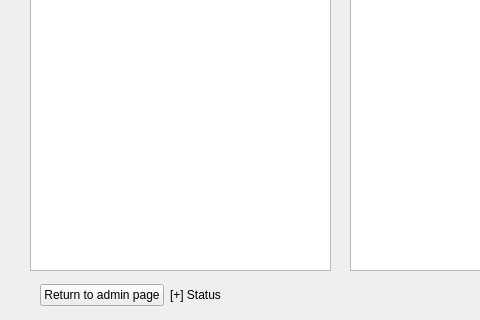
The window that Project2/admin_sales_report.ui (tdragon00/CS1C_Project_2) describes before a commit, drawn with Qt 5; both pictures show x 0 to 480 and y 330 to 650 of the 1250 by 650 pixel window.
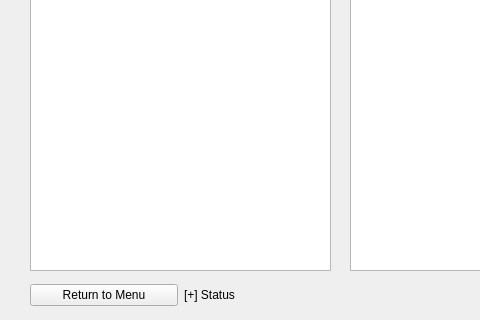
The same window after the commit.

```diff
--- a/Project2/admin_sales_report.ui
+++ b/Project2/admin_sales_report.ui
@@ -62,7 +62,7 @@
     <bool>true</bool>
    </property>
   </widget>
-  <widget class="QWidget" name="">
+  <widget class="QWidget" name="layoutWidget">
    <property name="geometry">
     <rect>
      <x>860</x>
@@ -88,7 +88,7 @@
     </item>
    </layout>
   </widget>
-  <widget class="QWidget" name="">
+  <widget class="QWidget" name="layoutWidget">
    <property name="geometry">
     <rect>
      <x>520</x>
@@ -161,7 +161,7 @@
     </item>
    </layout>
   </widget>
-  <widget class="QWidget" name="">
+  <widget class="QWidget" name="layoutWidget">
    <property name="geometry">
     <rect>
      <x>20</x>
@@ -315,25 +315,37 @@
     </item>
    </layout>
   </widget>
-  <widget class="QWidget" name="">
+  <widget class="QWidget" name="layoutWidget">
    <property name="geometry">
     <rect>
-     <x>40</x>
+     <x>30</x>
      <y>610</y>
-     <width>241</width>
+     <width>301</width>
      <height>30</height>
     </rect>
    </property>
    <layout class="QHBoxLayout" name="horizontalLayout_3">
     <item>
      <widget class="QPushButton" name="returnButton">
+      <property name="sizePolicy">
+       <sizepolicy hsizetype="MinimumExpanding" vsizetype="Fixed">
+        <horstretch>0</horstretch>
+        <verstretch>0</verstretch>
+       </sizepolicy>
+      </property>
       <property name="text">
-       <string>Return to admin page</string>
+       <string>Return to Menu</string>
       </property>
      </widget>
     </item>
     <item>
      <widget class="QLabel" name="statusLine">
+      <property name="sizePolicy">
+       <sizepolicy hsizetype="MinimumExpanding" vsizetype="Preferred">
+        <horstretch>0</horstretch>
+        <verstretch>0</verstretch>
+       </sizepolicy>
+      </property>
       <property name="text">
        <string>[+] Status</string>
       </property>
```
